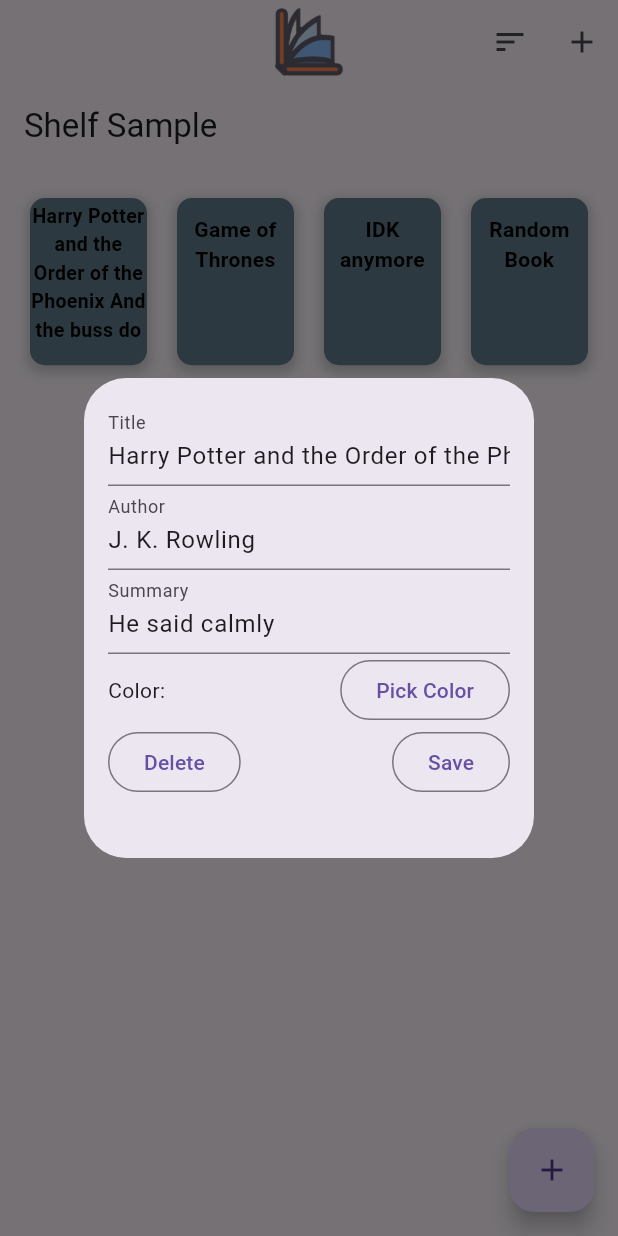
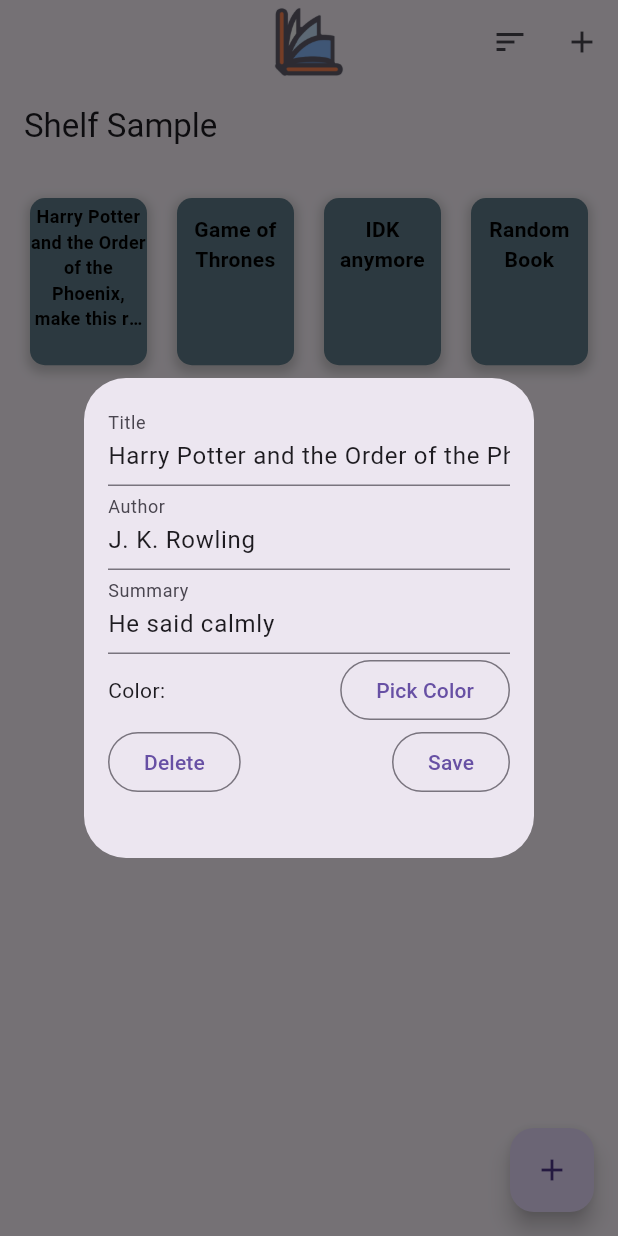
Before and after one commit to matthewdyso/Ledgable, a Flutter app: the screen it shows after launch, after a tap on "Harry Potter and the Order of the Phoeni", on a phone screen of 412 x 824 dp. Run offline on Flutter 3.47's test engine with Material 3 defaults, Android fonts, the phone set to English and light mode, and no system bars; drawn by our look-alikes of auto_size_text; our stand-ins replace flutter_colorpicker.

Commit message:
Removed shelf parameters for size

```diff
--- a/lib/main.dart
+++ b/lib/main.dart
@@ -22,13 +22,13 @@ class LedgableAppState extends State<LedgableApp> {
     super.initState();
 
     // Create sample books, maximum word limit is 57 characters
-    Book harryPotter = Book('Harry Potter and the Order of the Phoenix And the buss do', 'J. K. Rowling', 'He said calmly', DateTime.now());
+    Book harryPotter = Book('Harry Potter and the Order of the Phoenix, make this really long for testing', 'J. K. Rowling', 'He said calmly', DateTime.now());
     Book got = Book('Game of Thrones', 'George RR Martin', 'Bilbo Baggins', DateTime.now());
     Book idk = Book('IDK anymore', 'J. K. Rowling', 'IDK man this aint a book', DateTime.now());
     Book random = Book('Random Book', 'J. K. Rowling', 'probability of me being a book = 0', DateTime.now());
 
     // Initialize shelf and add sample books
-    shelf = Shelf(width: 0, height: 0);
+    shelf = Shelf();
     shelf.addBook(harryPotter);
     shelf.addBook(got);
     shelf.addBook(idk);
@@ -74,7 +74,7 @@ class LedgableAppState extends State<LedgableApp> {
           onPressed: () {
             setState(() {
               shelf.sortClicked(index);
-              shelf = Shelf(width: shelf.width, height: shelf.height)..books = shelf.books;
+              shelf = Shelf()..books = shelf.books;
             });
           },
           child: Text(options[index]),
@@ -85,11 +85,6 @@ class LedgableAppState extends State<LedgableApp> {
 
   @override
   Widget build(BuildContext context) {
-    double width = MediaQuery.of(context).size.width;    // Gives the width
-    double height = MediaQuery.of(context).size.height;  // Gives the height
-
-    shelf.setSize(width, height);
-
     return MaterialApp(
       title: 'Ledgable',
       theme: ThemeData(
--- a/lib/shelf.dart
+++ b/lib/shelf.dart
@@ -7,20 +7,10 @@ enum Options { dateNew, dateOld, titleAZ, titleZA, authorAZ, authorZA }
 // Shelf class to hold and manage a collection of books of the same size and sorts them
 class Shelf {
   List<Book> books = [];
-  double initY = 30;
-  double width;
-  double height;
-
   Options? selectedMenu;
 
   // Constructor to initialize shelf dimensions
-  Shelf({this.width = 0, this.height = 0});
-
-  // Method to set shelf dimensions
-  void setSize(double w, double h) {
-    width = w;
-    height = h;
-  }
+  Shelf();
 
   // Method to add a book to the shelf
   void addBook(Book book) {
@@ -158,8 +148,6 @@ class ShelfApp extends StatelessWidget {
   Widget build(BuildContext context) {
     return LayoutBuilder(
       builder: (context, constraints) {
-        double width = constraints.maxWidth;
-        double height = constraints.maxHeight;
 
         // Create sample books
         Book harryPotter = Book(
@@ -188,7 +176,7 @@ class ShelfApp extends StatelessWidget {
         );
 
         // Create a shelf and add sample books to it
-        Shelf shelf = Shelf(width: width, height: height);
+        Shelf shelf = Shelf();
         shelf.addBook(harryPotter);
         shelf.addBook(got);
         shelf.addBook(idk);
```
Also changed, not shown: 1 other file.
